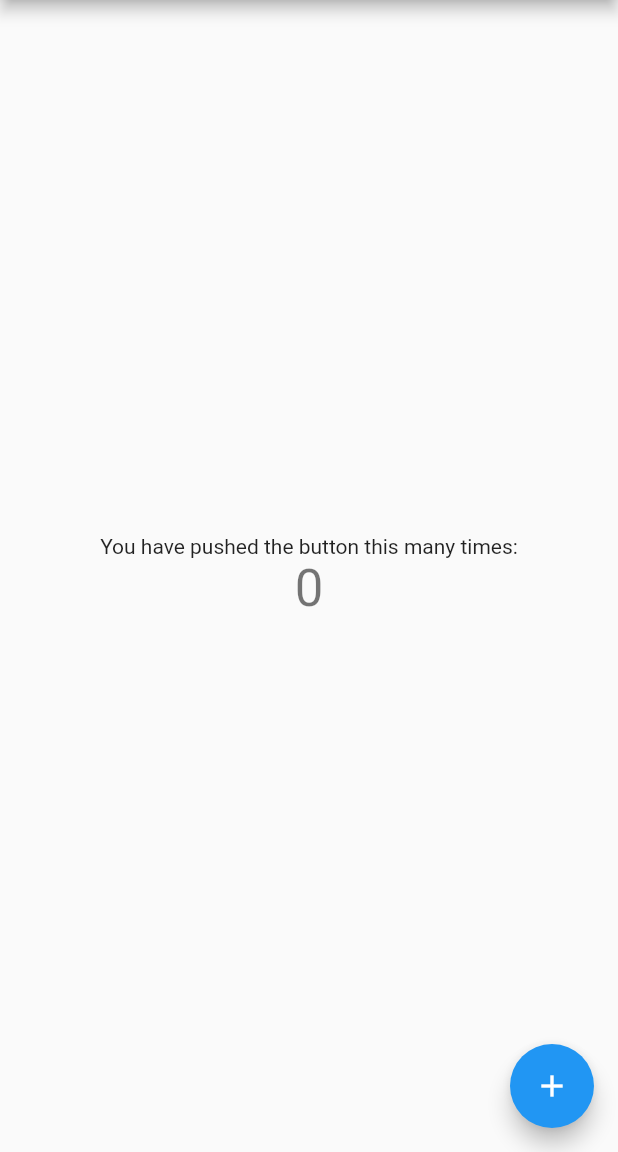
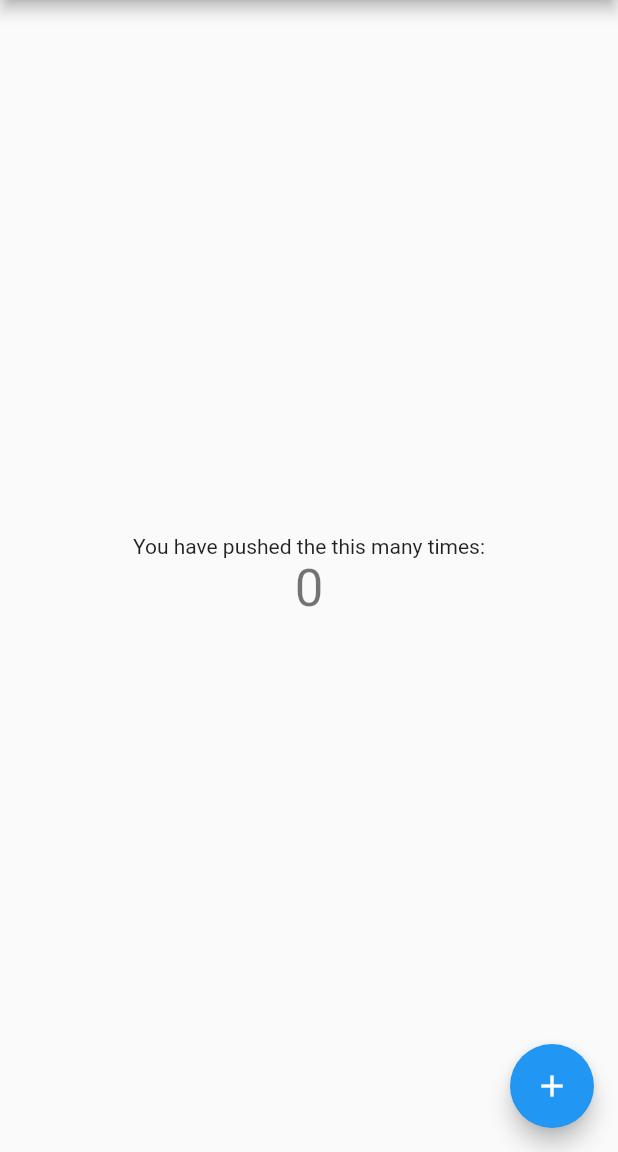
Before and after one commit to Diksha0125/leaderboards_score, a Flutter app: the screen it shows after launch, on a phone screen of 412 x 824 dp, the part 84-1236 px from its top. Run offline on Flutter 3.47's test engine with Material 2 defaults, Android fonts, the phone set to English and light mode, and no system bars.

Commit message:
added all files

```diff
--- a/lib/ui/home.dart
+++ b/lib/ui/home.dart
@@ -28,7 +28,7 @@ class _MyHomePageState extends State<MyHomePage> {
           mainAxisAlignment: MainAxisAlignment.center,
           children: <Widget>[
             Text(
-              'You have pushed the button this many times:',
+              'You have pushed the this many times:',
             ),
             Text(
               '$_counter',
```
